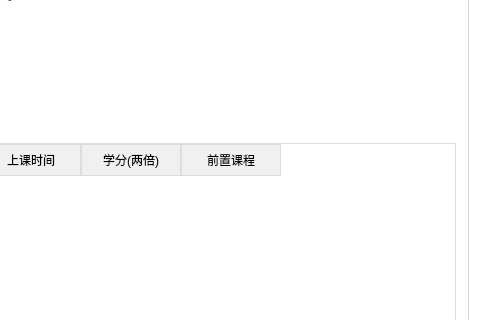
First picture: the form in course_selection/mainwindow.ui, repository Hannahvictoriza092/Course_selection, before the edit; both pictures show x 544 to 1024 and y 283 to 603 of the 1024 by 768 pixel window.
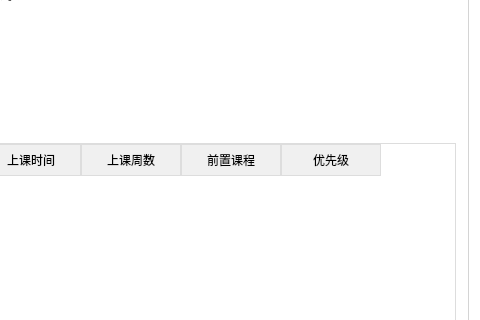
Second picture: the form after the edit.

Commit message: 实现必修和选修课优先级设置和选修课自行修改

```diff
--- a/course_selection/mainwindow.ui
+++ b/course_selection/mainwindow.ui
@@ -125,7 +125,7 @@
            <set>QAbstractItemView::NoEditTriggers</set>
           </property>
           <property name="columnCount">
-           <number>8</number>
+           <number>9</number>
           </property>
           <property name="styleSheet">
            <string notr="true">QTableWidget { color: black; font-weight: 500; }
@@ -183,11 +183,11 @@
           </column>
           <column>
            <property name="text">
-            <string>学分(两倍)</string>
+            <string>上课周数</string>
            </property>
            <property name="sizeHint">
             <size>
-             <width>80</width>
+             <width>100</width>
              <height>0</height>
             </size>
            </property>
@@ -197,6 +197,11 @@
             <string>前置课程</string>
            </property>
           </column>
+          <column>
+           <property name="text">
+            <string>优先级</string>
+           </property>
+          </column>
          </widget>
         </item>
        </layout>
```
The commit also changes 9 other files.
